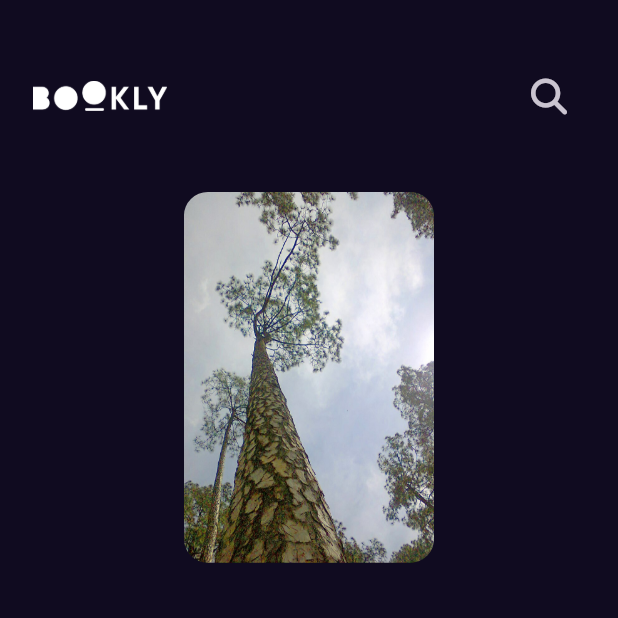
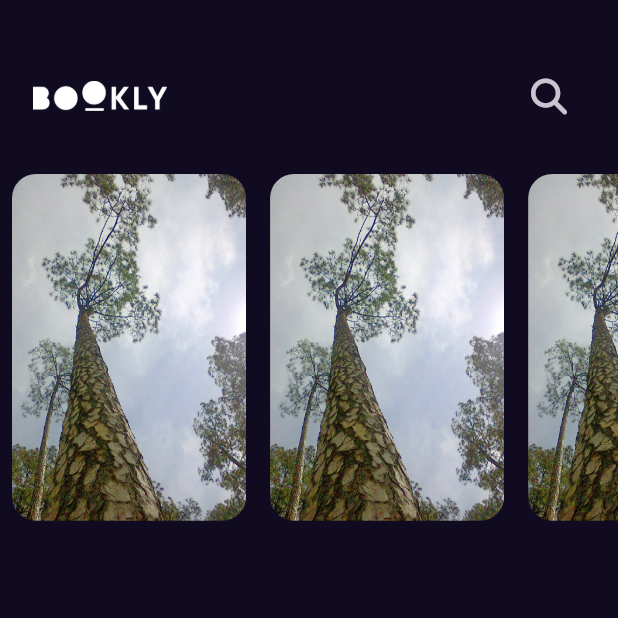
Before and after one commit to MohamedSayed237/bookly_app, a Flutter app: the screen it shows after launch, on a phone screen of 412 x 824 dp, the top half of it. Run offline on Flutter 3.47's test engine with Material 3 defaults, Android fonts, the phone set to English and light mode, and no system bars; our stand-ins replace font_awesome_flutter, get.

Commit message:
add featured list view to home view

```diff
--- a/lib/Features/home/presentation/views/widgets/custom_app_bar.dart
+++ b/lib/Features/home/presentation/views/widgets/custom_app_bar.dart
@@ -10,7 +10,7 @@ class CustomAppBar extends StatelessWidget {
   @override
   Widget build(BuildContext context) {
     return Padding(
-      padding: const EdgeInsets.symmetric(horizontal: 22, vertical: 40),
+      padding: const EdgeInsets.only(left: 22, right: 22, top: 40, bottom: 20),
       child: Row(
         children: [
           Image.asset(
--- a/lib/Features/home/presentation/views/widgets/custom_list_view_item.dart
+++ b/lib/Features/home/presentation/views/widgets/custom_list_view_item.dart
@@ -1,14 +1,12 @@
 import 'package:bookly_app/core/utils/assets.dart';
 import 'package:flutter/material.dart';
 
-class CustomListViewItem extends StatelessWidget {
-  const CustomListViewItem({super.key});
+class FeaturedListViewItem extends StatelessWidget {
+  const FeaturedListViewItem({super.key});
 
   @override
   Widget build(BuildContext context) {
-    return SizedBox(
-      height: MediaQuery.of(context).size.height * .3,
-      child: AspectRatio(
+    return AspectRatio(
       aspectRatio: 2.7 / 4,
       child: Container(
         decoration: BoxDecoration(
@@ -21,7 +19,6 @@ class CustomListViewItem extends StatelessWidget {
           ),
         ),
       ),
-      ),
     );
   }
 }
--- /dev/null
+++ b/lib/Features/home/presentation/views/widgets/featured_books_list_view.dart
@@ -0,0 +1,22 @@
+import 'package:bookly_app/Features/home/presentation/views/widgets/custom_list_view_item.dart';
+import 'package:flutter/material.dart';
+
+class FeaturedBooksListView extends StatelessWidget {
+  const FeaturedBooksListView({super.key});
+
+  @override
+  Widget build(BuildContext context) {
+    return SizedBox(
+      height: MediaQuery.of(context).size.height * .3,
+      child: ListView.builder(
+          scrollDirection: Axis.horizontal,
+          itemCount: 10,
+          itemBuilder: (context, index) {
+            return Padding(
+              padding: const EdgeInsets.all(8.0),
+              child: FeaturedListViewItem(),
+            );
+          }),
+    );
+  }
+}
--- a/lib/Features/home/presentation/views/widgets/home_view_body.dart
+++ b/lib/Features/home/presentation/views/widgets/home_view_body.dart
@@ -1,7 +1,8 @@
 import 'package:bookly_app/Features/home/presentation/views/widgets/custom_app_bar.dart';
-import 'package:bookly_app/Features/home/presentation/views/widgets/custom_list_view_item.dart';
+import 'package:bookly_app/Features/home/presentation/views/widgets/featured_books_list_view.dart';
 
 import 'package:flutter/material.dart';
+import 'package:flutter/rendering.dart';
 
 class HomeViewBody extends StatelessWidget {
   const HomeViewBody({super.key});
@@ -11,7 +12,7 @@ class HomeViewBody extends StatelessWidget {
     return const Column(
       children: [
         CustomAppBar(),
-        CustomListViewItem(),
+        FeaturedBooksListView(),
       ],
     );
   }
```
Lines whose indentation alone changed are shown as unchanged.
